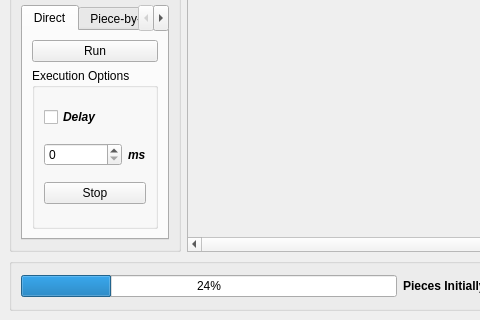
The window that src/mainwindow.ui (mbdevpl/VaDoR) describes before a commit, drawn with Qt 5; both pictures show x 0 to 480 and y 256 to 576 of the 725 by 576 pixel window.
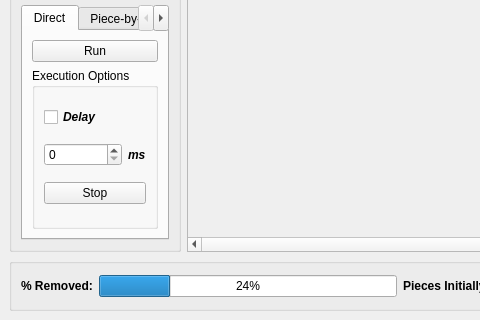
The same window after the commit. Icons and pictures are not drawn.

Diff of the .ui file:
```diff
--- a/src/mainwindow.ui
+++ b/src/mainwindow.ui
@@ -305,6 +305,20 @@
        <string/>
       </property>
       <layout class="QHBoxLayout" name="horizontalLayout">
+       <item>
+        <widget class="QLabel" name="label_6">
+         <property name="font">
+          <font>
+           <pointsize>9</pointsize>
+           <weight>75</weight>
+           <bold>true</bold>
+          </font>
+         </property>
+         <property name="text">
+          <string>% Removed:</string>
+         </property>
+        </widget>
+       </item>
        <item>
         <widget class="QProgressBar" name="progressBar">
          <property name="value">
```
Left out of the diff: 6 changed lines with no effect on the pictures.
